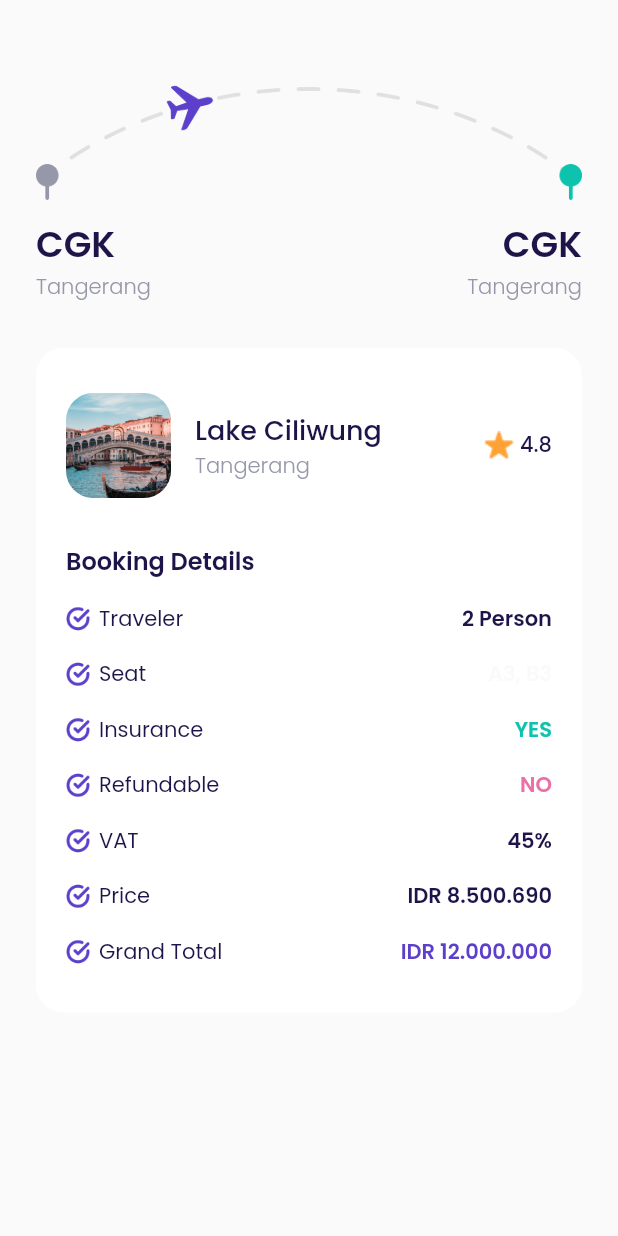
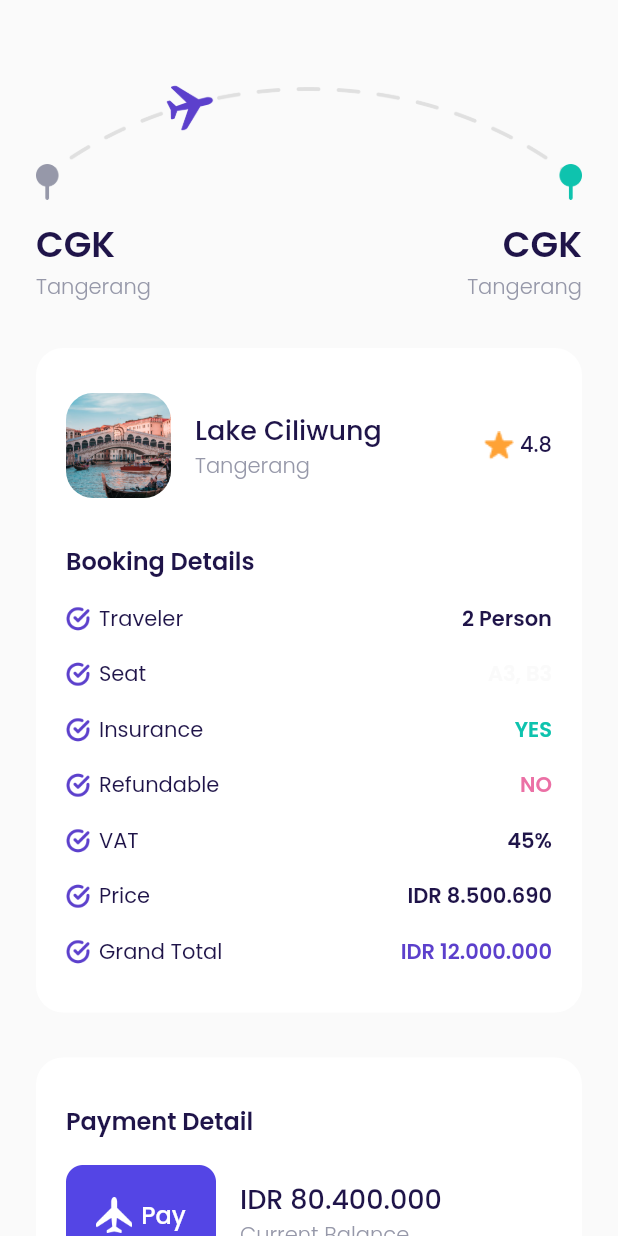
Before and after one commit to acepnurmansidik/MobileApp-Travel, a Flutter app: the CheckoutPage screen opened directly, on a phone screen of 412 x 824 dp. Run offline on Flutter 3.47's test engine with Material 2 defaults, Android fonts, the phone set to English and light mode, and no system bars; our stand-ins replace google_fonts.

Commit message:
Checkout page - payment detail & button

```diff
--- a/lib/ui/pages/checkout_page.dart
+++ b/lib/ui/pages/checkout_page.dart
@@ -1,4 +1,5 @@
 import 'package:airplane/ui/widgets/booking_detail_item.dart';
+import 'package:airplane/ui/widgets/custome_button.dart';
 import 'package:flutter/material.dart';
 import '../../shared/theme.dart';
 
@@ -60,15 +61,10 @@ class CheckoutPage extends StatelessWidget {
 
     Widget bokingDetail() {
       return Container(
-        padding: EdgeInsets.symmetric(
-          vertical: 30,
-          horizontal: 20
-        ),
+        padding: EdgeInsets.symmetric(vertical: 30, horizontal: 20),
         margin: EdgeInsets.only(top: 30),
         decoration: BoxDecoration(
-          color: kWhiteColor,
-          borderRadius: BorderRadius.circular(18)
-        ),
+            color: kWhiteColor, borderRadius: BorderRadius.circular(18)),
         child: Column(
           crossAxisAlignment: CrossAxisAlignment.start,
           children: [
@@ -93,8 +89,8 @@ class CheckoutPage extends StatelessWidget {
                     children: [
                       Text(
                         'Lake Ciliwung',
-                        style:
-                            blackStyle.copyWith(fontSize: 18, fontWeight: medium),
+                        style: blackStyle.copyWith(
+                            fontSize: 18, fontWeight: medium),
                       ),
                       Text(
                         'Tangerang',
@@ -111,7 +107,8 @@ class CheckoutPage extends StatelessWidget {
                         width: 24,
                         decoration: BoxDecoration(
                             image: DecorationImage(
-                                image: AssetImage('assets/icons/icon_star.png'))),
+                                image:
+                                    AssetImage('assets/icons/icon_star.png'))),
                       ),
                       SizedBox(
                         width: 2,
@@ -123,27 +120,136 @@ class CheckoutPage extends StatelessWidget {
                     ],
                   ),
                 )
-          ],
+              ],
             ),
             // NOTED: BOOKING DETAIL ITEMS
             Container(
               margin: EdgeInsets.only(top: 30),
               child: Text(
                 'Booking Details',
-                style: blackStyle.copyWith(
-                  fontSize: 16,
-                  fontWeight: semibold
-                ),
+                style: blackStyle.copyWith(fontSize: 16, fontWeight: semibold),
               ),
             ),
-            BookingDetailItem(title: 'Traveler', valueText: '2 Person', valueColor: kBlackColor,),
-            BookingDetailItem(title: 'Seat', valueText: 'A3, B3', valueColor: kBackgroundColor,),
-            BookingDetailItem(title: 'Insurance', valueText: 'YES', valueColor: kGreenColor,),
-            BookingDetailItem(title: 'Refundable', valueText: 'NO', valueColor: kRedColor,),
-            BookingDetailItem(title: 'VAT', valueText: '45%', valueColor: kBlackColor,),
-            BookingDetailItem(title: 'Price', valueText: 'IDR 8.500.690', valueColor: kBlackColor,),
-            BookingDetailItem(title: 'Grand Total', valueText: 'IDR 12.000.000', valueColor: kPrimaryColor,),
+            BookingDetailItem(
+              title: 'Traveler',
+              valueText: '2 Person',
+              valueColor: kBlackColor,
+            ),
+            BookingDetailItem(
+              title: 'Seat',
+              valueText: 'A3, B3',
+              valueColor: kBackgroundColor,
+            ),
+            BookingDetailItem(
+              title: 'Insurance',
+              valueText: 'YES',
+              valueColor: kGreenColor,
+            ),
+            BookingDetailItem(
+              title: 'Refundable',
+              valueText: 'NO',
+              valueColor: kRedColor,
+            ),
+            BookingDetailItem(
+              title: 'VAT',
+              valueText: '45%',
+              valueColor: kBlackColor,
+            ),
+            BookingDetailItem(
+              title: 'Price',
+              valueText: 'IDR 8.500.690',
+              valueColor: kBlackColor,
+            ),
+            BookingDetailItem(
+              title: 'Grand Total',
+              valueText: 'IDR 12.000.000',
+              valueColor: kPrimaryColor,
+            ),
           ],
+        ),
+      );
+    }
+
+    Widget paymentDetail() {
+      return Container(
+        margin: EdgeInsets.only(top: 30),
+        padding: EdgeInsets.symmetric(horizontal: 20, vertical: 30),
+        decoration: BoxDecoration(
+            color: kWhiteColor, borderRadius: BorderRadius.circular(18)),
+        child: Column(
+          crossAxisAlignment: CrossAxisAlignment.start,
+          children: [
+            Text(
+              'Payment Detail',
+              style: blackStyle.copyWith(fontSize: 16, fontWeight: semibold),
+            ),
+            Container(
+              margin: EdgeInsets.only(top: 16),
+              child: Row(
+                children: [
+                  Container(
+                    height: 70,
+                    width: 100,
+                    margin: EdgeInsets.only(right: 16),
+                    decoration: BoxDecoration(
+                        image: DecorationImage(
+                            image: AssetImage('assets/images/img_bonus.png'))),
+                    child: Row(
+                      mainAxisAlignment: MainAxisAlignment.center,
+                      children: [
+                        Container(
+                          height: 24,
+                          width: 24,
+                          margin: EdgeInsets.only(right: 6),
+                          decoration: BoxDecoration(
+                              image: DecorationImage(
+                                  image: AssetImage(
+                                      'assets/icons/plane_icon.png'))),
+                        ),
+                        Text(
+                          'Pay',
+                          style: whiteStyle.copyWith(
+                              fontSize: 16, fontWeight: medium),
+                        )
+                      ],
+                    ),
+                  ),
+                  Column(
+                    crossAxisAlignment: CrossAxisAlignment.start,
+                    children: [
+                      Text(
+                        'IDR 80.400.000',
+                        style: blackStyle.copyWith(
+                            fontSize: 18, fontWeight: medium),
+                      ),
+                      Text(
+                        'Current Balance',
+                        style: greyStyle.copyWith(fontWeight: light),
+                      )
+                    ],
+                  ),
+                ],
+              ),
+            )
+          ],
+        ),
+      );
+    }
+
+    Widget paymentButton() {
+      return CustomeButton(title: 'Pay Now', onPressed: () {}, margin: EdgeInsets.only(top: 30),);
+    }
+
+    Widget tacButton() {
+      return Container(
+        alignment: Alignment.center,
+        margin: EdgeInsets.only(top: 50, bottom: 73),
+        child: Text(
+          'Terms and Conditions',
+          style: greyStyle.copyWith(
+              fontSize: 16,
+              fontWeight: light,
+              decoration: TextDecoration.underline),
         ),
       );
     }
@@ -152,7 +258,7 @@ class CheckoutPage extends StatelessWidget {
       backgroundColor: kBackgroundColor,
       body: ListView(
         padding: EdgeInsets.symmetric(horizontal: defaultMargin),
-        children: [route(), bokingDetail()],
+        children: [route(), bokingDetail(), paymentDetail(),paymentButton(), tacButton()],
       ),
     );
   }
```
